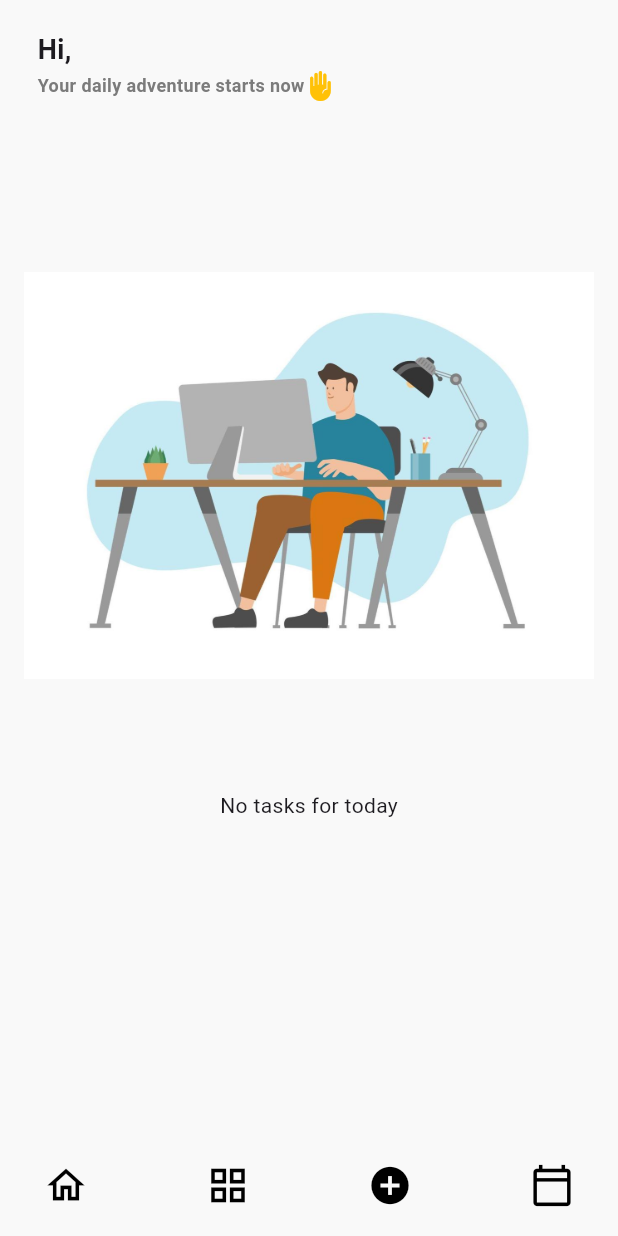
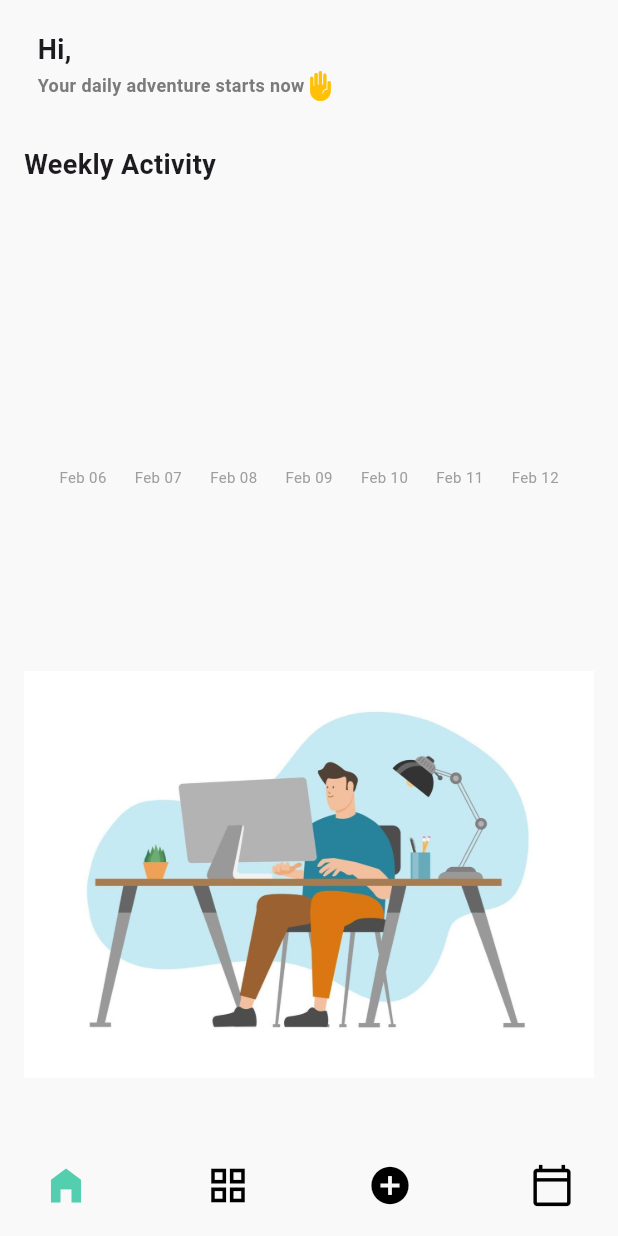
Before and after one commit to ayanegm/productivity_app, a Flutter app: the HomePage screen opened directly, on a phone screen of 412 x 824 dp. Run offline on Flutter 3.47's test engine with Material 3 defaults, Android fonts, the phone set to English and light mode, and no system bars; drawn by our look-alikes of fl_chart; our stand-ins replace cloud_firestore, date_format, firebase_auth, firebase_core, firebase_messaging, flutter_slidable and 1 more; accounts and stored records are empty.

Commit message:
Add weekly analysis charts and fix RangeError in tasks list

```diff
--- a/lib/helper/test_page.dart
+++ b/lib/helper/test_page.dart
@@ -11,10 +11,8 @@ class TestPage extends StatefulWidget {
 class _TestPageState extends State<TestPage> {
  getToken() async {
   try {
-    // 1. تعريف المتغير أولاً
     FirebaseMessaging messaging = FirebaseMessaging.instance;
 
-    // 2. طلب التصريح من المستخدم (هذا يجب أن يحدث أولاً)
     NotificationSettings settings = await messaging.requestPermission(
       alert: true,
       badge: true,
--- a/lib/main.dart
+++ b/lib/main.dart
@@ -3,7 +3,6 @@ import 'package:provider/provider.dart';
 import 'package:firebase_core/firebase_core.dart';
 import 'package:firebase_messaging/firebase_messaging.dart';
 import 'package:flutter/material.dart';
-import 'package:productivity_app/app/app.dart';
 import 'package:productivity_app/firebase_options.dart';
 import 'package:productivity_app/helper/firebase_notification.dart';
 import 'package:productivity_app/helper/test_page.dart';
--- a/lib/screens/account_page.dart
+++ b/lib/screens/account_page.dart
@@ -55,7 +55,7 @@ class AccountPage extends StatelessWidget {
           ],
         ),
       ),
-       bottomNavigationBar: CustomBottomNavigatorBar()
+       bottomNavigationBar: CustomBottomNavigatorBar(selectedIndex: 0,)
     );
   }
 }
--- a/lib/screens/add_new_task_page.dart
+++ b/lib/screens/add_new_task_page.dart
@@ -34,7 +34,7 @@ String finalPeriod = "AM";
   @override
   Widget build(BuildContext context) {
     return Scaffold(
-      bottomNavigationBar: CustomBottomNavigatorBar(),
+      bottomNavigationBar: CustomBottomNavigatorBar(selectedIndex: 2,),
       body: SingleChildScrollView(
         child: Form(
           key:formState ,
--- a/lib/screens/calender_screen.dart
+++ b/lib/screens/calender_screen.dart
@@ -70,7 +70,7 @@ void _onDaySelected(DateTime day,DateTime focusedDay){
   Widget build(BuildContext context) {
 
     return Scaffold(
-      bottomNavigationBar: CustomBottomNavigatorBar(),
+      bottomNavigationBar: CustomBottomNavigatorBar(selectedIndex: 3,),
       appBar: AppBar(
         title: Center(child: Text('calendar')),
       ),
--- a/lib/screens/display_tasks.dart
+++ b/lib/screens/display_tasks.dart
@@ -24,7 +24,7 @@ class _AnothTasksState extends State<DisplayTasks> {
   @override
   Widget build(BuildContext context) {
     return Scaffold(
-      bottomNavigationBar: CustomBottomNavigatorBar(),
+      bottomNavigationBar: CustomBottomNavigatorBar(selectedIndex: 1,),
       body: Padding(
         padding: const EdgeInsets.symmetric(horizontal: 8,vertical: 29),
         child: Column(children: [
--- a/lib/screens/home_page.dart
+++ b/lib/screens/home_page.dart
@@ -1,7 +1,9 @@
 import 'package:cloud_firestore/cloud_firestore.dart';
 import 'package:firebase_auth/firebase_auth.dart';
+import 'package:fl_chart/fl_chart.dart';
 import 'package:flutter/material.dart';
 import 'package:intl/intl.dart';
+import 'package:productivity_app/helper/bar_chart_data.dart';
 import 'package:productivity_app/models/user_model.dart';
 import 'package:productivity_app/providers/task_provider.dart';
 import 'package:productivity_app/screens/account_page.dart';
@@ -9,16 +11,29 @@ import 'package:productivity_app/screens/home_page_with_tasks.dart';
 import 'package:productivity_app/widgets/bottom_navigator_bar.dart';
 import 'package:provider/provider.dart';
 
-class HomePage extends StatelessWidget {
+class HomePage extends StatefulWidget {
 
   @override
+  State<HomePage> createState() => _HomePageState();
+}
+
+class _HomePageState extends State<HomePage> {
+  @override
+  void initState() {
+    super.initState();
+    WidgetsBinding.instance.addPostFrameCallback((_) {
+      context.read<TaskProvider>().fetchLast7Days(); //
+    });
+  }
   Widget build(BuildContext context) {
   final String uid=FirebaseAuth.instance.currentUser!.uid;
   String todayStr = DateFormat('yyyy-MM-dd').format(DateTime.now());
+  final taskProvider = context.watch<TaskProvider>();
     return Scaffold(
-      bottomNavigationBar: CustomBottomNavigatorBar(),
-      body:SingleChildScrollView(
-
+      bottomNavigationBar: CustomBottomNavigatorBar(selectedIndex: 0,),
+      body:SafeArea(
+        child: SingleChildScrollView(
+          physics: const BouncingScrollPhysics(),
           child: StreamBuilder<DocumentSnapshot>(
             stream: FirebaseFirestore.instance.collection('users').doc(uid).snapshots(),
             builder: (context, snapshot) {
@@ -36,7 +51,6 @@ class HomePage extends StatelessWidget {
                     Row(
                       children: [
 
-
                       SizedBox(width: 9,),
                       Column(
                         crossAxisAlignment: CrossAxisAlignment.start,
@@ -53,10 +67,14 @@ class HomePage extends StatelessWidget {
                               ),
 
                             ],
-                        )
+                          ),
+                          const SizedBox(height: 30),
                         ],
                       ),
                     ],),
+                    const Text('Weekly Activity', style: TextStyle(fontSize: 18, fontWeight: FontWeight.bold)),
+                    const SizedBox(height: 10),
+                    _buildWeeklyChart(taskProvider),
                     SizedBox(height: 50,),
                    Consumer<TaskProvider>(
                     builder:(context,TaskProvider,child){
@@ -73,7 +91,12 @@ class HomePage extends StatelessWidget {
                        return _buildEmptyState();
                       }
                       else{
-                      return HomePageWithTasks(userModel: userModel,achievedTasks:achievedTasks,totalTasks: totalTasks,);
+                        return Column(
+                          children: [
+
+                            HomePageWithTasks(userModel: userModel,achievedTasks:achievedTasks,totalTasks: totalTasks,),
+                          ],
+                        );
 
                       }
                     });
@@ -85,6 +108,34 @@ class HomePage extends StatelessWidget {
                 ),
               );
             }
+          ),
+        ),
+      ),
+    );
+  }
+Widget _buildWeeklyChart(TaskProvider provider) {
+    return SizedBox(
+      height: 200,
+      child: BarChart(
+        BarChartData(
+          maxY: 10, // يمكن جعلها ديناميكية لاحقاً
+          barGroups: provider.dailyProgress, // البيانات من الـ Provider
+          gridData: const FlGridData(show: false),
+          borderData: FlBorderData(show: false),
+          titlesData: FlTitlesData(
+            bottomTitles: AxisTitles(
+              sideTitles: SideTitles(
+                showTitles: true,
+                getTitlesWidget: (value, meta) {
+                  DateTime date = DateTime.now().subtract(Duration(days: 6 - value.toInt()));
+                  return Text(DateFormat('MMM dd').format(date), style: const TextStyle(fontSize: 10, color: Colors.grey));
+                }, //
+              ),
+            ),
+            leftTitles: const AxisTitles(sideTitles: SideTitles(showTitles: false)),
+            topTitles: const AxisTitles(sideTitles: SideTitles(showTitles: false)),
+            rightTitles: const AxisTitles(sideTitles: SideTitles(showTitles: false)),
+          ),
         ),
       ),
     );
--- a/lib/screens/task_timer_page.dart
+++ b/lib/screens/task_timer_page.dart
@@ -97,7 +97,7 @@ batch.set(analyticsRef, {
   }
   Widget build(BuildContext context) {
     return Scaffold(
-      bottomNavigationBar:CustomBottomNavigatorBar(),
+      bottomNavigationBar:CustomBottomNavigatorBar(selectedIndex: 1,),
       appBar: AppBar(
 
         title:   Center(child: Text('Timer',style: TextStyle(fontWeight: FontWeight.bold,fontSize: 20),))
--- a/lib/screens/tasks_for_today.dart
+++ b/lib/screens/tasks_for_today.dart
@@ -52,7 +52,7 @@ Future.microtask(() {
         String todayStr = DateFormat('yyyy-MM-dd').format(DateTime.now());
 
     return Scaffold(
-      bottomNavigationBar: CustomBottomNavigatorBar(),
+      bottomNavigationBar: CustomBottomNavigatorBar(selectedIndex: 1,),
       body: Padding(
         padding: const EdgeInsets.symmetric(horizontal: 8,vertical: 29),
         child: Column(children: [
--- a/lib/widgets/bottom_navigator_bar.dart
+++ b/lib/widgets/bottom_navigator_bar.dart
@@ -1,14 +1,21 @@
+import 'package:fl_chart/fl_chart.dart';
 import 'package:flutter/material.dart';
+import 'package:productivity_app/helper/bar_chart_data.dart';
 import 'package:productivity_app/screens/add_new_task_page.dart';
 import 'package:productivity_app/screens/calender_screen.dart';
+import 'package:productivity_app/screens/fake_page.dart';
 import 'package:productivity_app/screens/home_page.dart';
 import 'package:productivity_app/screens/personal_page.dart';
 import 'package:productivity_app/screens/tasks_for_today.dart';
 
 class CustomBottomNavigatorBar extends StatelessWidget {
-   CustomBottomNavigatorBar({super.key});
+   CustomBottomNavigatorBar({super.key, required this.selectedIndex});
+  final int selectedIndex;
   @override
   Widget build(BuildContext context) {
+    Color getIconColor(int index){
+      return selectedIndex ==index?Color(0xFF53ceaf):Colors.black;
+    }
     return  Container(
         padding: EdgeInsets.symmetric(vertical: 10,horizontal: 20),
         child: Row(
@@ -18,25 +25,27 @@ class CustomBottomNavigatorBar extends StatelessWidget {
           Navigator.pushReplacement(context, MaterialPageRoute(builder: (context) {
             return HomePage();
           },));
-        }, icon: const Icon(Icons.home_outlined, size: 30),color: Colors.black,),
+        }, icon: const Icon(Icons.home_filled, size: 30),color: getIconColor(0)),
         IconButton(onPressed: () {
           Navigator.pushReplacement(context, MaterialPageRoute(builder: (context) {
             return TasksForToday();
           },));
-        }, icon: const Icon(Icons.grid_view_outlined, size: 30),color: Colors.black,),
+        }, icon: const Icon(Icons.grid_view, size: 30),color: getIconColor(1)),
         IconButton(onPressed: () {
           Navigator.pushReplacement(context, MaterialPageRoute(builder: (context) {
             return AddNewTaskScreen();
           },));
-        }, icon: const Icon(Icons.add_circle_sharp, size: 30),color: Colors.black),
+        }, icon: const Icon(Icons.add_circle_sharp, size: 30),color: getIconColor(2)),
 
         IconButton(onPressed: () {
           Navigator.pushReplacement(context, MaterialPageRoute(builder: (context) {
             return CalenderScreen();
           },));
-        }, icon: const Icon(Icons.calendar_today_outlined, size: 30),color: Colors.black),
+        }, icon: const Icon(Icons.calendar_today_outlined, size: 30),color: getIconColor(3)),
+
 ]
       ),
        );
   }
-}
+
+  }
```
Also changed, not shown: lib/helper/bar_chart_data.dart (added, +59 -0 lines), lib/providers/task_provider.dart (+35 -1 lines), lib/screens/fake_page.dart (added, +66 -0 lines), lib/screens/home_page_with_tasks.dart (+1 -16 lines), lib/screens/personal_page.dart (+90 -90 lines), lib/widgets/task_container.dart (+6 -2 lines). Lines whose indentation alone changed are shown as unchanged.
